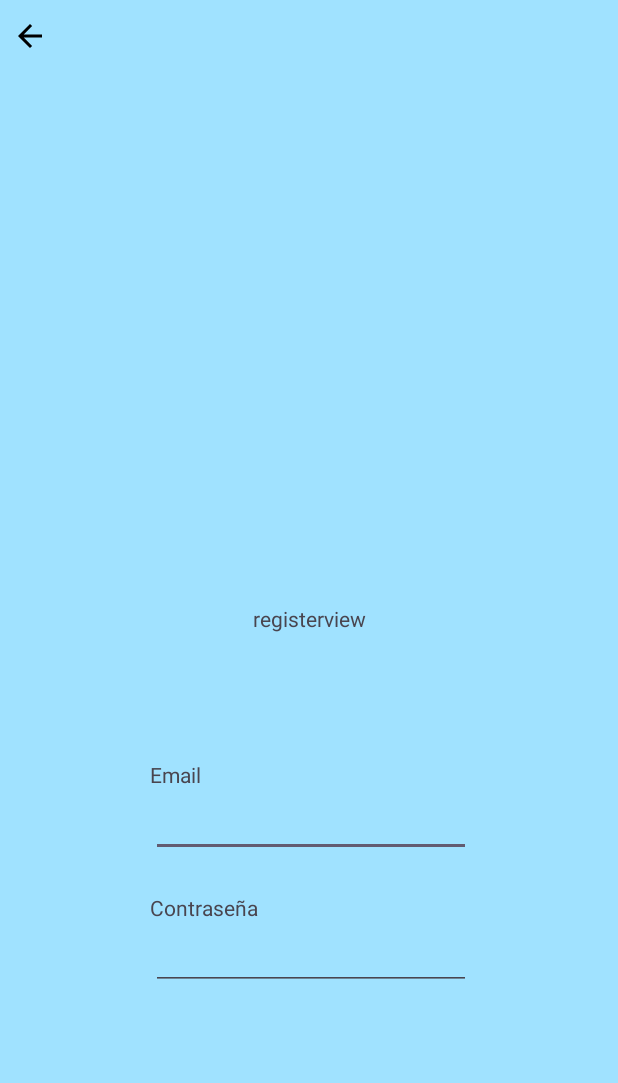
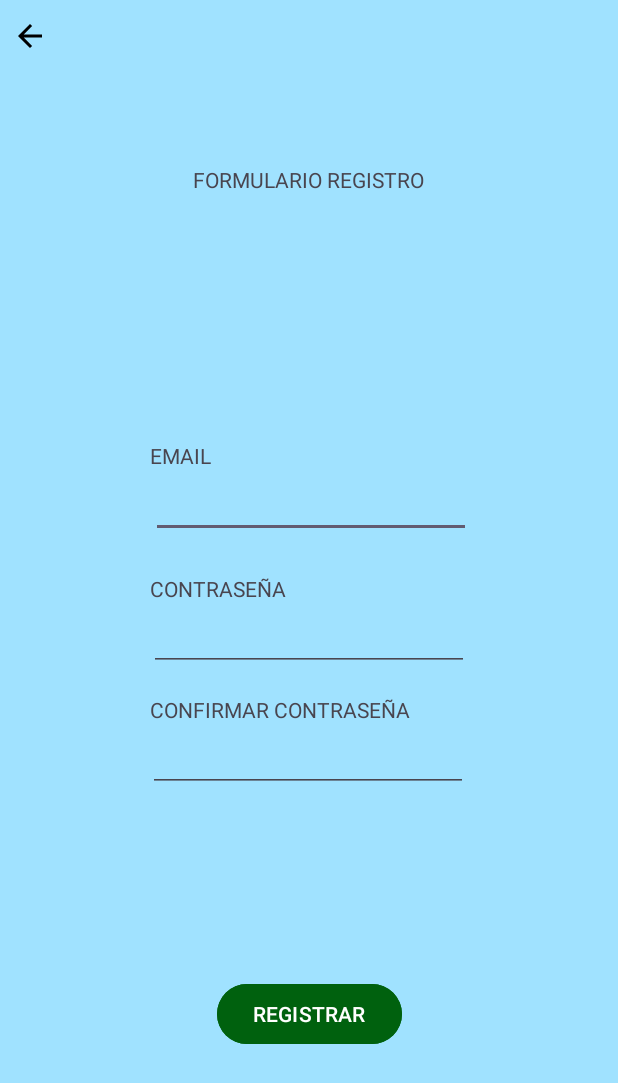
Before and after one commit to adridominguezz/CotorraKiller, an Android app: the RegisterActivity screen opened directly, with no data from a screen before it, on a phone screen of 412 x 824 dp. Shown: the top 1083 px of the screen. Run offline under Robolectric (Android 15) with nearby library versions, the phone set to English and light mode, and no system bars; our stand-ins replace Firebase (no records; nobody signed in at launch, a user with empty details on screens opened directly).

Commit message:
21/12 - 13:50

```diff
--- a/app/build.gradle.kts
+++ b/app/build.gradle.kts
@@ -44,6 +44,7 @@ dependencies {
     implementation("androidx.constraintlayout:constraintlayout:2.1.4")
     implementation(platform("com.google.firebase:firebase-bom:32.7.0"))
     implementation("com.google.firebase:firebase-analytics")
+    implementation("com.google.firebase:firebase-auth-ktx:22.3.0")
     testImplementation("junit:junit:4.13.2")
     androidTestImplementation("androidx.test.ext:junit:1.1.5")
     androidTestImplementation("androidx.test.espresso:espresso-core:3.5.1")
--- a/app/src/main/AndroidManifest.xml
+++ b/app/src/main/AndroidManifest.xml
@@ -12,6 +12,9 @@
         android:supportsRtl="true"
         android:theme="@style/Theme.CotorrasKiller"
         tools:targetApi="31">
+        <activity
+            android:name=".JuegoActivity"
+            android:exported="false" />
         <activity
             android:name=".RegisterActivity"
             android:exported="false" />
--- a/app/src/main/java/com/example/cotorraskiller/RegisterActivity.kt
+++ b/app/src/main/java/com/example/cotorraskiller/RegisterActivity.kt
@@ -3,12 +3,56 @@ package com.example.cotorraskiller
 import android.content.Intent
 import androidx.appcompat.app.AppCompatActivity
 import android.os.Bundle
+import android.provider.ContactsContract.CommonDataKinds.Email
 import android.view.View
+import android.widget.Button
+import android.widget.EditText
+import android.widget.Toast
+import com.google.firebase.auth.FirebaseAuth
+import com.google.firebase.auth.ktx.auth
+import com.google.firebase.ktx.Firebase
 
 class RegisterActivity : AppCompatActivity() {
+
+    private lateinit var editTextName: EditText
+    private lateinit var editTextEmail: EditText
+    private lateinit var editTextPassword: EditText
+    private lateinit var editTextConfirmPassword: EditText
+    private lateinit var btnRegistro: Button
+    private lateinit var auth: FirebaseAuth
+
     override fun onCreate(savedInstanceState: Bundle?) {
         super.onCreate(savedInstanceState)
         setContentView(R.layout.activity_register)
+
+        auth = Firebase.auth
+        btnRegistro = findViewById(R.id.registerBtn)
+        editTextEmail = findViewById(R.id.editTextEmail)
+        editTextPassword = findViewById(R.id.editTextPassword)
+        editTextConfirmPassword = findViewById(R.id.editTextConfirmPassword)
+
+        btnRegistro.setOnClickListener {
+            if (editTextPassword.text.toString() == editTextConfirmPassword.text.toString()){
+                val logEmail = editTextEmail.text.toString()
+                val logPassword = editTextPassword.text.toString()
+
+                if (checkEmpty(logEmail, logPassword)){
+//                    auth.signInWithEmailAndPassword(logEmail,logPassword)
+//                        .addOnCompleteListener(this){task ->
+//                            if (task.isSuccessful){
+//                                Toast.makeText(this, "USUARIO CREADO", Toast.LENGTH_SHORT).show()
+////                                startActivity((Intent(this,CompletedLoginActivity::class.java)))
+////                                finish()
+//                            }else{
+//                                Toast.makeText(applicationContext, "ERROR INICIAR SESION", Toast.LENGTH_SHORT).show()
+//                            }
+//                        }
+                }
+            }
+        }
+    }
+    private fun checkEmpty(logEmail: String, logPassword: String): Boolean {
+        return logEmail.isNotEmpty() && logPassword.isNotEmpty()
     }
     fun volver(view: View) {
         startActivity(Intent(this, MainActivity::class.java))
--- a/app/src/main/res/layout/activity_main.xml
+++ b/app/src/main/res/layout/activity_main.xml
@@ -19,7 +19,7 @@
 
     <Button
         android:id="@+id/loginBtn"
-        android:backgroundTint="#00610E"
+        android:backgroundTint="@color/verdeOscuro"
         android:onClick="login"
         android:layout_width="120dp"
         android:layout_height="45dp"
@@ -32,7 +32,7 @@
 
     <Button
         android:id="@+id/registroBtn"
-        android:backgroundTint="#00610E"
+        android:backgroundTint="@color/verdeOscuro"
         android:onClick="registro"
         android:layout_width="120dp"
         android:layout_height="45dp"
--- a/app/src/main/res/layout/activity_register.xml
+++ b/app/src/main/res/layout/activity_register.xml
@@ -11,18 +11,19 @@
         android:id="@+id/textView2"
         android:layout_width="wrap_content"
         android:layout_height="wrap_content"
-        android:text="registerview"
+        android:text="FORMULARIO REGISTRO"
         app:layout_constraintBottom_toBottomOf="parent"
         app:layout_constraintEnd_toEndOf="parent"
         app:layout_constraintStart_toStartOf="parent"
-        app:layout_constraintTop_toTopOf="parent" />
+        app:layout_constraintTop_toTopOf="parent"
+        app:layout_constraintVertical_bias="0.137" />
 
     <TextView
         android:id="@+id/textViewEmail"
         android:layout_width="wrap_content"
         android:layout_height="wrap_content"
         android:layout_marginStart="100dp"
-        android:text="Email"
+        android:text="@string/email"
         app:layout_constraintBottom_toTopOf="@+id/editTextEmail"
         app:layout_constraintStart_toStartOf="parent" />
 
@@ -43,7 +44,7 @@
         android:layout_width="wrap_content"
         android:layout_height="wrap_content"
         android:layout_marginStart="100dp"
-        android:text="Contraseña"
+        android:text="@string/password"
         app:layout_constraintBottom_toTopOf="@+id/editTextPassword"
         app:layout_constraintStart_toStartOf="parent" />
 
@@ -51,12 +52,32 @@
         android:id="@+id/editTextPassword"
         android:layout_width="wrap_content"
         android:layout_height="wrap_content"
-        android:layout_marginBottom="164dp"
+        android:layout_marginBottom="16dp"
+        android:ems="10"
+        android:inputType="textPassword"
+        app:layout_constraintBottom_toTopOf="@+id/textViewConfirmPassword"
+        app:layout_constraintEnd_toEndOf="parent"
+        app:layout_constraintStart_toStartOf="parent" />
+
+    <TextView
+        android:id="@+id/textViewConfirmPassword"
+        android:layout_width="wrap_content"
+        android:layout_height="wrap_content"
+        android:layout_marginStart="100dp"
+        android:text="@string/confirm_password"
+        app:layout_constraintBottom_toTopOf="@+id/editTextConfirmPassword"
+        app:layout_constraintStart_toStartOf="parent" />
+
+    <EditText
+        android:id="@+id/editTextConfirmPassword"
+        android:layout_width="wrap_content"
+        android:layout_height="wrap_content"
+        android:layout_marginBottom="296dp"
         android:ems="10"
         android:inputType="textPassword"
         app:layout_constraintBottom_toBottomOf="parent"
         app:layout_constraintEnd_toEndOf="parent"
-        app:layout_constraintHorizontal_bias="0.507"
+        app:layout_constraintHorizontal_bias="0.497"
         app:layout_constraintStart_toStartOf="parent" />
 
     <ImageButton
@@ -70,4 +91,15 @@
         app:layout_constraintStart_toStartOf="parent"
         app:layout_constraintTop_toTopOf="parent"
         app:srcCompat="@drawable/flecha_atras" />
+
+    <Button
+        android:id="@+id/registerBtn"
+        android:backgroundTint="@color/verdeOscuro"
+        android:layout_width="wrap_content"
+        android:layout_height="wrap_content"
+        android:text="@string/registrar"
+        app:layout_constraintBottom_toBottomOf="parent"
+        app:layout_constraintEnd_toEndOf="parent"
+        app:layout_constraintStart_toStartOf="parent"
+        app:layout_constraintTop_toBottomOf="@+id/editTextConfirmPassword" />
 </androidx.constraintlayout.widget.ConstraintLayout>
--- a/app/src/main/res/values/colors.xml
+++ b/app/src/main/res/values/colors.xml
@@ -3,5 +3,6 @@
     <color name="black">#FF000000</color>
     <color name="white">#FFFFFFFF</color>
     <color name="celeste">#a0e2ff</color>
+    <color name="verdeOscuro">#00610E</color>
 
 </resources>
--- a/app/src/main/res/values/strings.xml
+++ b/app/src/main/res/values/strings.xml
@@ -2,4 +2,10 @@
     <string name="app_name">CotorrasKiller</string>
     <string name="login">LOGIN</string>
     <string name="registro">REGISTRO</string>
+    <string name="name">NOMBRE</string>
+    <string name="email">EMAIL</string>
+    <string name="password">CONTRASEÑA</string>
+    <string name="confirm_password">CONFIRMAR CONTRASEÑA</string>
+    <string name="iniciar_sesion">INICIAR SESIÓN</string>
+    <string name="registrar">REGISTRAR</string>
 </resources>
```
Also changed, not shown: app/src/main/java/com/example/cotorraskiller/JuegoActivity.kt (added, +11 -0 lines), app/src/main/java/com/example/cotorraskiller/LoginActivity.kt (+37 -1 lines), app/src/main/res/layout/activity_juego.xml (added, +9 -0 lines), app/src/main/res/layout/activity_login.xml (+11 -1 lines).
